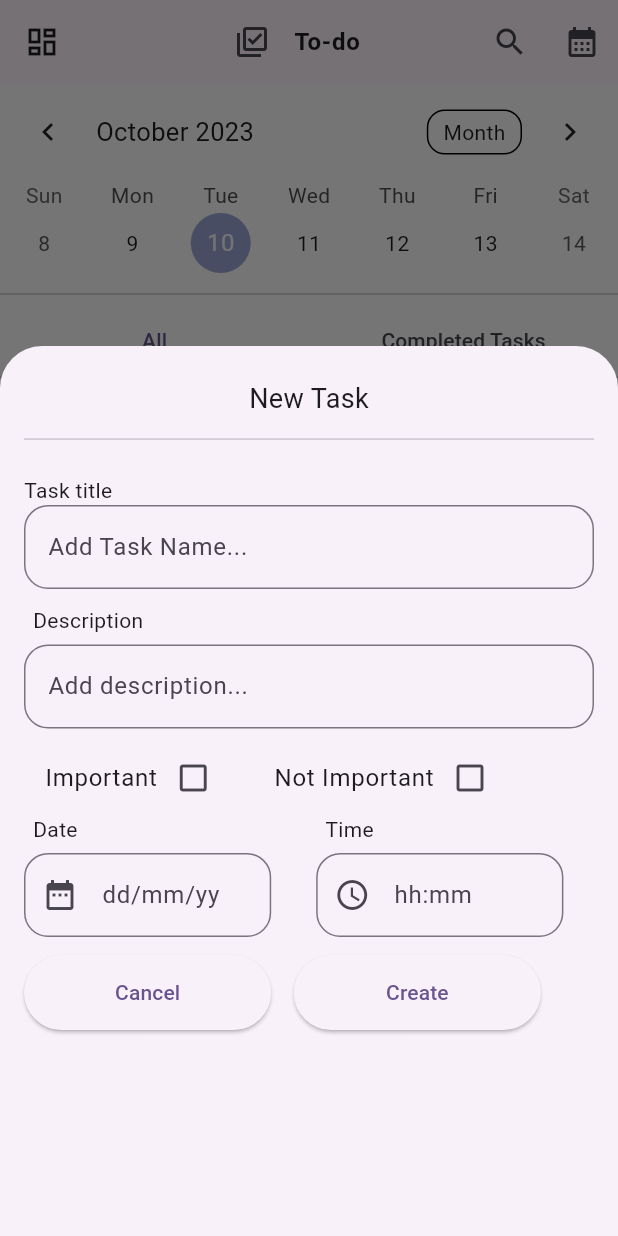
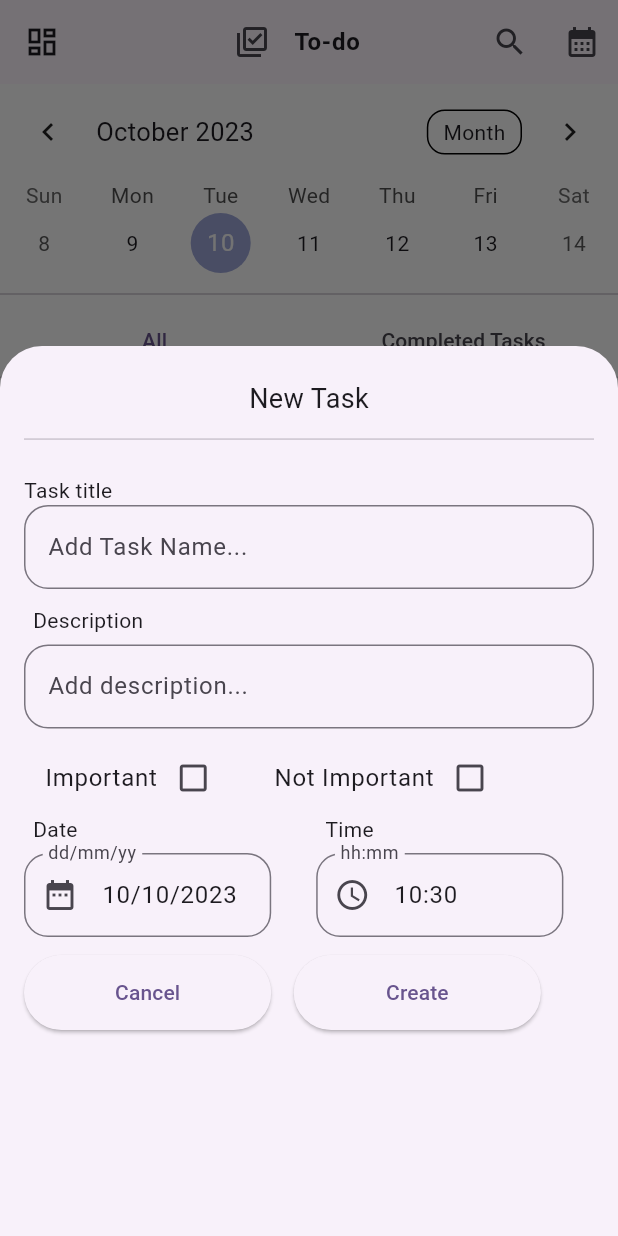
Before and after one commit to DevshiDeno/CODSOFT_taskno2_Todo_app, a Flutter app: the screen it shows after launch, after a tap on "Add new task", on a phone screen of 412 x 824 dp. Run offline on Flutter 3.47's test engine with Material 2 defaults, Android fonts, the phone set to English and light mode, and no system bars; drawn by our look-alikes of table_calendar; statements that could not run were skipped.

Commit message:
date and time format change and now works correctly

```diff
--- a/lib/Home/home.dart
+++ b/lib/Home/home.dart
@@ -98,8 +98,7 @@ class _HomeScreenState extends State<HomeScreen>
                     onDaySelected: (selectedDay, focusedDay) {
                       setState(() {
                         _selectedDay = selectedDay;
-                        _focusedDay =
-                            focusedDay; // update `_focusedDay` here as well
+                        _focusedDay = focusedDay; // update `_focusedDay` here as well
                       });
                     },
                     onPageChanged: (focusedDay) {
@@ -122,7 +121,7 @@ class _HomeScreenState extends State<HomeScreen>
             Stack(children: [
               Container(
                 width: MediaQuery.of(context).size.width,
-                height: MediaQuery.of(context).size.height * 0.51,
+                height: MediaQuery.of(context).size.height * 0.56,
                 child: TabBarView(
                   controller: _tabController,
                   children: [
@@ -265,7 +264,7 @@ class _HomeScreenState extends State<HomeScreen>
                                                                   context)
                                                                   .size
                                                                   .width *
-                                                                  0.4,
+                                                                  0.25,
                                                             ),
 
                                                             Checkbox(
@@ -433,7 +432,7 @@ class _HomeScreenState extends State<HomeScreen>
                                                                     context)
                                                                     .size
                                                                     .width *
-                                                                    0.4,                                                              ),
+                                                                    0.2,                                                              ),
                                                               Text(
                                                                 tasks.IsCompleted ? "Completed" : "",
                                                                 style: TextStyle(
@@ -478,7 +477,7 @@ class _HomeScreenState extends State<HomeScreen>
                 ),
               ),
             ),
-            SizedBox(height: 20)
+            SizedBox(height: 5)
           ],
         ),
     );
--- a/lib/Home/test.dart
+++ b/lib/Home/test.dart
@@ -22,8 +22,8 @@ class _NewTaskState extends State<NewTask> {
   final _formKey = GlobalKey<FormState>();
   bool importantChecked = false; // Separate variable for "Important"
   bool notImportantChecked = false; // Separate variable for "Not Important"
-  DateTime? selectedDate; // Provide a default date
-  TimeOfDay? selectedTime; // Define a variable to store the selected date
+  DateTime? selectedDate=DateTime.now(); // Provide a default date
+  TimeOfDay? selectedTime=TimeOfDay.now(); // Define a variable to store the selected date
   //List<Task> createdTask = [];
 
   @override
@@ -214,7 +214,7 @@ class _NewTaskState extends State<NewTask> {
                                                 picked != selectedDate) {
                                               setState(() {
                                                 selectedDate = picked;
-                                                dateController.text = DateFormat("dd/MM/yy").format(selectedDate);
+                                                dateController.text = DateFormat("dd/MM/yy").format(selectedDate!);
                                               });
                                             }
                                           },
@@ -257,6 +257,7 @@ class _NewTaskState extends State<NewTask> {
                                                 timePicked != selectedTime) {
                                               setState(() {
                                                 selectedTime = timePicked;
+                                                timeController.text = selectedTime!.format(context);
                                               });
                                             }
                                           },
--- a/pubspec.yaml
+++ b/pubspec.yaml
@@ -40,7 +40,6 @@ dependencies:
   flame_splash_screen: ^0.2.0
   flame: ^1.0.0
   shared_preferences: ^2.0.6
-  intl: ^0.17.0
 dev_dependencies:
   flutter_test:
     sdk: flutter
```
